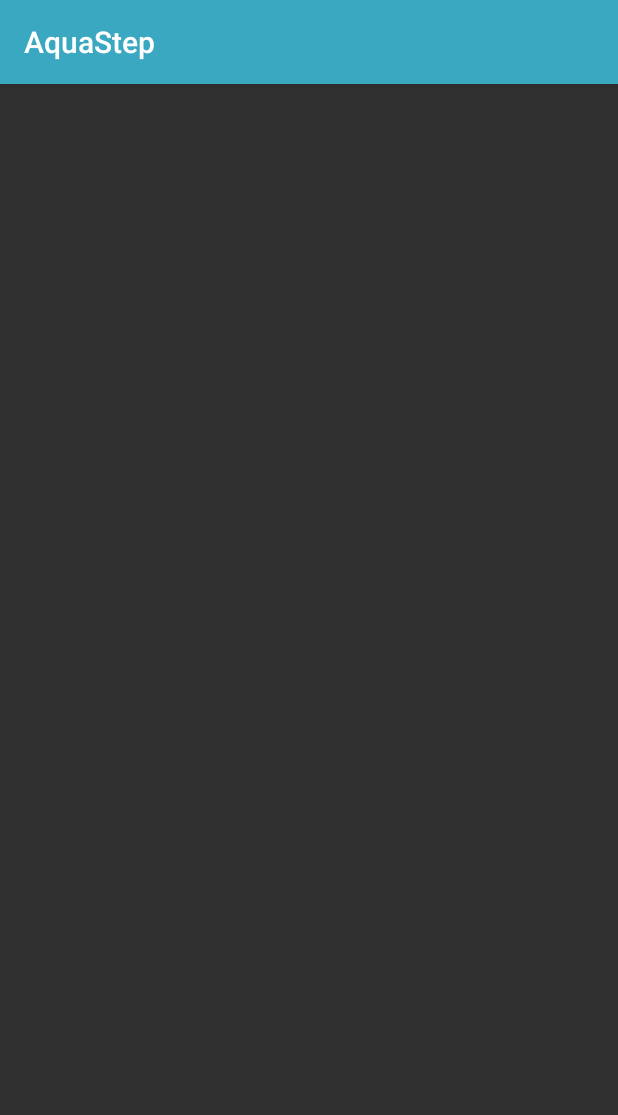
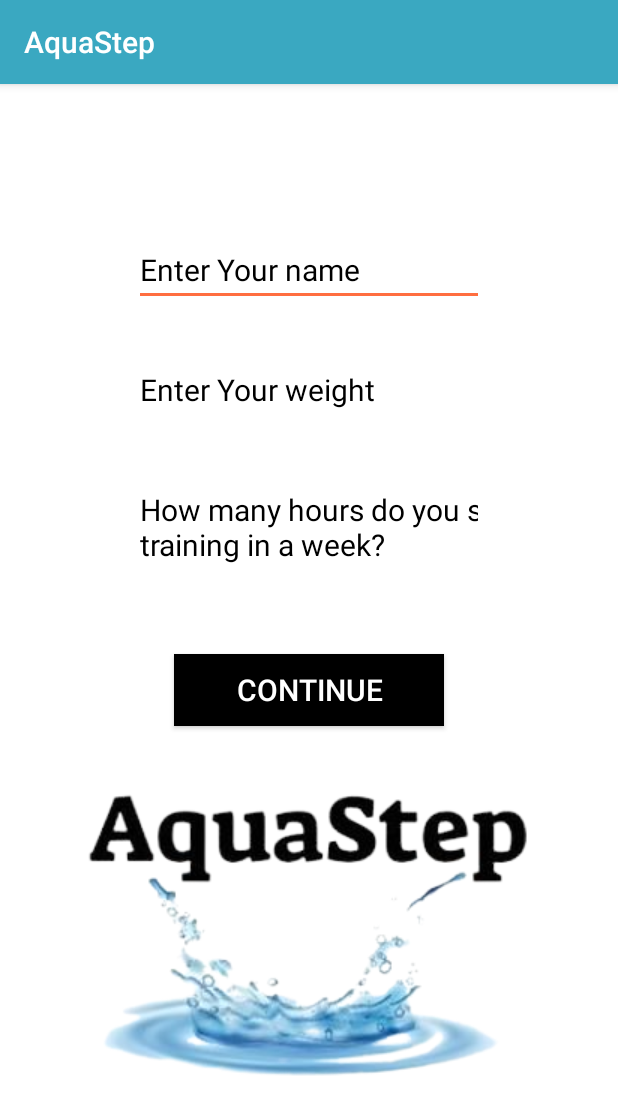
Before and after one commit to yonatanko/AquaStep_app, an Android app: the screen it shows after launch (MainActivity), on a phone screen of 412 x 824 dp. Shown: the top 1115 px of the screen. Run offline under Robolectric (Android 15) with nearby library versions, the phone set to English and light mode, and no system bars; libraries missing offline, so code that uses them is left out: com.chaquo.python; 1 statement that could not run was skipped.

Commit message:
enterance screen working.

```diff
--- a/app/src/main/java/com/example/tutorial6/MainActivity.java
+++ b/app/src/main/java/com/example/tutorial6/MainActivity.java
@@ -4,9 +4,17 @@ import android.Manifest;
 import android.app.Notification;
 import android.app.NotificationChannel;
 import android.app.NotificationManager;
+import android.content.Context;
+import android.content.SharedPreferences;
 import android.content.pm.PackageManager;
 import android.os.Build;
 import android.os.Bundle;
+import android.util.Log;
+import android.view.View;
+import android.widget.Button;
+import android.widget.EditText;
+import android.widget.ImageView;
+import android.widget.RelativeLayout;
 
 import androidx.core.app.ActivityCompat;
 import androidx.core.app.NotificationCompat;
@@ -24,6 +32,16 @@ import com.chaquo.python.android.AndroidPlatform;
 public class MainActivity extends AppCompatActivity implements FragmentManager.OnBackStackChangedListener {
     NotificationManagerCompat notificationManagerCompat;
     Notification notification;
+    String prevStarted = "yes";
+
+    Button contButton;
+    EditText userName;
+    EditText userWeight;
+    EditText userActivity;
+
+    ImageView logoImage;
+
+    private boolean isFirstLaunch = true;
 
     @Override
     protected void onCreate(Bundle savedInstanceState) {
@@ -32,15 +50,15 @@ public class MainActivity extends AppCompatActivity implements FragmentManager.O
         Toolbar toolbar = findViewById(R.id.toolbar);
         setSupportActionBar(toolbar);
         getSupportFragmentManager().addOnBackStackChangedListener(this);
+        contButton = findViewById(R.id.contButton);
+        userName = findViewById(R.id.EnterUserName);
+        userActivity = findViewById(R.id.EnterUserActivity);
+        userWeight = findViewById(R.id.EnterUserWeight);
+        logoImage = findViewById(R.id.imageView);
+
+
         if (ContextCompat.checkSelfPermission(MainActivity.this,Manifest.permission.WRITE_EXTERNAL_STORAGE) != PackageManager.PERMISSION_GRANTED ){
             ActivityCompat.requestPermissions(MainActivity.this,new String[]{Manifest.permission.WRITE_EXTERNAL_STORAGE},0);
-        }
-
-        if (savedInstanceState == null) {
-            getSupportFragmentManager().beginTransaction().add(R.id.fragment, new DevicesFragment(), "devices").commit();
-        }
-        else {
-            onBackStackChanged();
         }
 
         if (! Python.isStarted()) {
@@ -52,7 +70,46 @@ public class MainActivity extends AppCompatActivity implements FragmentManager.O
             NotificationManager manager = getSystemService(NotificationManager.class);
             manager.createNotificationChannel(channel);
         }
+        contButton.setOnClickListener(new View.OnClickListener() {
+            @Override
+            public void onClick(View v) {
+                if (isFirstLaunch) {
+                    SharedPreferences sharedpreferences = getSharedPreferences(getString(R.string.app_name), Context.MODE_PRIVATE);
+                    SharedPreferences.Editor editor = sharedpreferences.edit();
+                    editor.putBoolean(prevStarted, false);
+                    isFirstLaunch = false;
+                    editor.putString("userName", userName.getText().toString());
+                    editor.putString("userWeight", userWeight.getText().toString());
+                    editor.putString("userActivity", userActivity.getText().toString());
+                    editor.apply();
+                    getSupportFragmentManager().beginTransaction().add(R.id.fragment, new DevicesFragment(), "devices").commit();
+                    contButton.setVisibility(View.GONE);
+                    userName.setVisibility(View.GONE);
+                    userActivity.setVisibility(View.GONE);
+                    userWeight.setVisibility(View.GONE);
+                    logoImage.setVisibility(View.GONE);
 
+                    RelativeLayout rl = (RelativeLayout)findViewById(R.id.fragment);
+                    rl.setBackgroundColor(getResources().getColor(R.color.cardview_dark_background));
+                }
+            }
+        });
+    }
+
+    @Override
+    public void onResume() {
+        super.onResume();
+        SharedPreferences sharedpreferences = getSharedPreferences(getString(R.string.app_name), Context.MODE_PRIVATE);
+        isFirstLaunch = sharedpreferences.getBoolean(prevStarted, true);
+        Log.d("isFirstLaunch", String.valueOf(isFirstLaunch));
+        if (!isFirstLaunch) {
+            getSupportFragmentManager().beginTransaction().add(R.id.fragment, new DevicesFragment(), "devices").commit();
+            contButton.setVisibility(View.GONE);
+            userName.setVisibility(View.GONE);
+            userActivity.setVisibility(View.GONE);
+            userWeight.setVisibility(View.GONE);
+            logoImage.setVisibility(View.GONE);
+        }
     }
 
 
--- a/app/src/main/res/layout/activity_main.xml
+++ b/app/src/main/res/layout/activity_main.xml
@@ -23,6 +23,74 @@
         android:id="@+id/fragment"
         android:layout_width="match_parent"
         android:layout_height="match_parent"
-        app:layout_behavior="@string/appbar_scrolling_view_behavior"/>
+        app:layout_behavior="@string/appbar_scrolling_view_behavior"
+        android:background="@color/white">
+
+        <EditText
+            android:id="@+id/EnterUserName"
+            android:layout_width="wrap_content"
+            android:layout_height="wrap_content"
+            android:layout_marginBottom="50dp"
+            android:layout_marginTop="100dp"
+            android:layout_centerHorizontal="true"
+            android:ems="10"
+            android:textSize="20sp"
+            android:focusable="true"
+            android:hint="Enter Your name"
+            android:textColorHint="@color/black"
+            android:inputType="textPersonName"
+            android:textColor="@color/black"/>
+
+        <EditText
+            android:id="@+id/EnterUserWeight"
+            android:layout_width="wrap_content"
+            android:layout_height="wrap_content"
+            android:layout_marginBottom="50dp"
+            android:layout_marginTop="180dp"
+            android:layout_centerHorizontal="true"
+            android:ems="10"
+            android:textSize="20sp"
+            android:focusable="true"
+            android:hint="Enter Your weight"
+            android:inputType="number"
+            android:textColorHint="@color/black"
+            android:textColor="@color/black"/>
+
+        <EditText
+            android:id="@+id/EnterUserActivity"
+            android:layout_width="wrap_content"
+            android:layout_height="wrap_content"
+            android:layout_marginTop="260dp"
+            android:layout_centerHorizontal="true"
+            android:ems="10"
+            android:textSize="20sp"
+            android:focusable="true"
+            android:hint="How many hours do you spend on\ntraining in a week?"
+            android:inputType="number"
+            android:textColorHint="@color/black"
+            android:textColor="@color/black"/>
+
+        <Button
+            android:id="@+id/contButton"
+            android:layout_width="180dp"
+            android:layout_height="wrap_content"
+            android:background="@color/black"
+            android:text="Continue"
+            android:textSize="20sp"
+            android:layout_marginTop="380dp"
+            android:layout_centerHorizontal="true"/>
+
+        <ImageView
+            android:id="@+id/imageView"
+            android:layout_width="match_parent"
+            android:layout_height="wrap_content"
+            app:srcCompat="@drawable/noification_logo"
+            android:background="@color/white"
+            android:layout_marginTop="400dp"
+            android:layout_centerHorizontal="true"/>
+
+
+    </RelativeLayout>
+
 
 </androidx.coordinatorlayout.widget.CoordinatorLayout>
```
Also changed, not shown: app/src/main/AndroidManifest.xml (+12 -3 lines), app/src/main/java/com/example/tutorial6/TerminalFragment.java (+9 -0 lines), app/src/main/java/com/example/tutorial6/showOnce.java (added, +36 -0 lines), app/src/main/res/layout/show_once.xml (added, +34 -0 lines).
